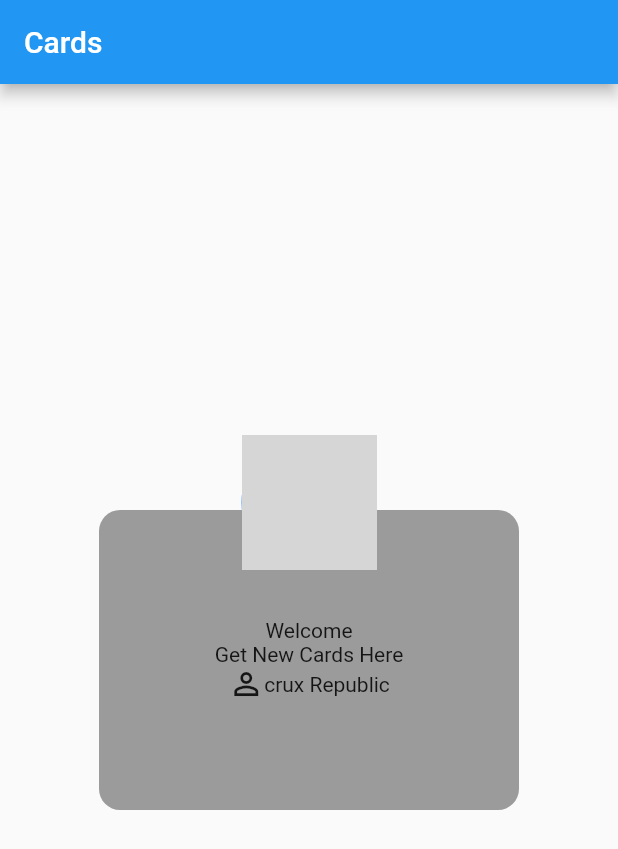
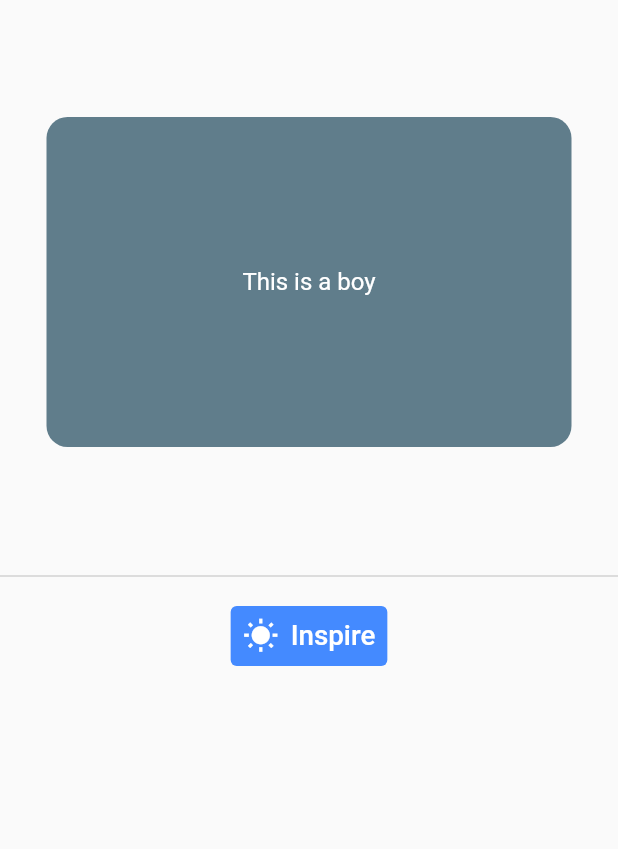
Before and after one commit to dancrux/cards, a Flutter app: the screen it shows after launch, on a phone screen of 412 x 824 dp. Shown: the top 849 px of the screen. Run offline on Flutter 3.47's test engine with Material 2 defaults, Android fonts, the phone set to English and light mode, and no system bars; missing offline and left inert: dart:ffi; grey boxes are pictures that could not be loaded.

Commit message:
Implemented Stateful widgets with text change on Button Click

```diff
--- a/lib/main.dart
+++ b/lib/main.dart
@@ -3,7 +3,7 @@ import 'package:cards/ui/Home.dart';
 import 'package:flutter/material.dart';
 
 void main() => runApp(MaterialApp(
-  home: CardsHome(),
+  home: Quotes(),
 ));
 
 // class MyApp extends StatelessWidget {
--- a/lib/ui/Home.dart
+++ b/lib/ui/Home.dart
@@ -1,4 +1,8 @@
+import 'dart:ffi';
+
+
 import 'package:flutter/material.dart';
+import 'package:flutter/widgets.dart';
 
 import 'custom/CustomButton.dart';
 
@@ -48,9 +52,81 @@ class ScaffoldExample extends StatelessWidget {
   }
 }
 
+class Quotes extends StatefulWidget {
+  const Quotes({Key? key}) : super(key: key);
 
+  @override
+  _QuotesState createState() => _QuotesState();
+}
 
+class _QuotesState extends State<Quotes> {
+  int _counter = 0;
+  List sentences = [
+    "This is a boy",
+        " This is a family tree, This is an animal tissue ",
+        "This is an ancient plant, This is Africa, This is a tall house",
+        "This is a Big Place"
+  ];
+  @override
+  Widget build(BuildContext context) {
+    return Scaffold(
+      body: Container(
+        // constraints: BoxConstraints.expand(width: 250, height:180),
+        child: Column(
+          mainAxisAlignment: MainAxisAlignment.center,
+          children: [
+            Expanded(
+              child: Center(
+                child: Container(
+                    width: 350,
+                    height: 220,
+                    margin: EdgeInsets.all(30.0),
+                    decoration: BoxDecoration(
+                        color: Colors.blueGrey,
+                        borderRadius: BorderRadius.circular(14)
+                    ),
+                    child: Center(child: Text(sentences[_counter % sentences.length],
+                      style: TextStyle(
+                          color: Colors.white,
+                          fontSize: 16.0
+                      ),
+                    )
+                    )
+                ),
+        )
 
+            ),
+            Divider(thickness: 1.3),
+            Padding(
+              padding: const EdgeInsets.only(top:8.0),
+              child: TextButton.icon(
+                  onPressed: _showSentence,
+                  style: ButtonStyle(
+                      backgroundColor: MaterialStateProperty.all(Colors.blueAccent),
+                    foregroundColor: MaterialStateProperty.all(Colors.white)
+                  ),
+                  icon: Icon(Icons.wb_sunny),
+                  label: Text("Inspire",
+                    style: TextStyle(
+                    fontSize: 18.5,
+
+                  ),
+                    )),
+            ),
+            Spacer()
+          ],
+        ),
+      ),
+    );
+  }
+
+  void _showSentence() {
+    setState(() {
+      _counter += 1;
+    });
+
+  }
+}
 
 class Home extends StatelessWidget {
   const Home({Key? key}) : super(key: key);
```
